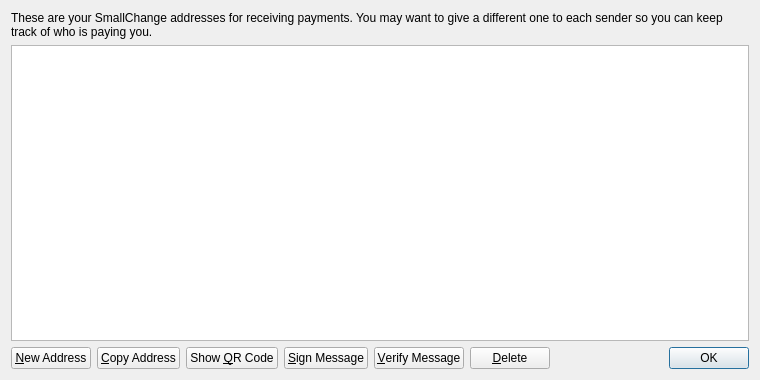
Before: the Qt Designer form src/qt/forms/addressbookpage.ui in afcoin/afcoin, drawn with Qt 5.
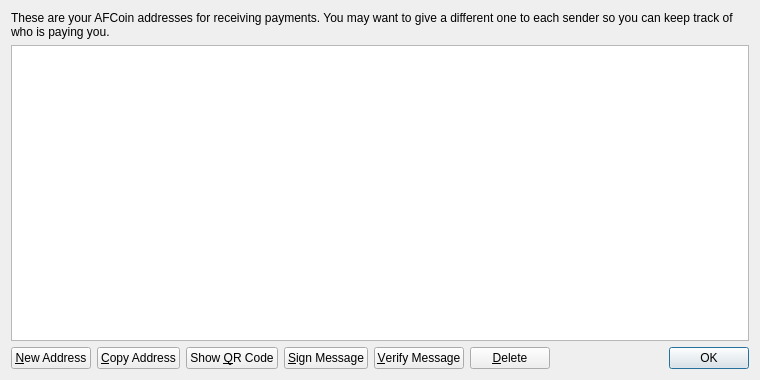
After: the same form once the commit is applied. Icons and pictures are not drawn.

```diff
--- a/src/qt/forms/addressbookpage.ui
+++ b/src/qt/forms/addressbookpage.ui
@@ -17,7 +17,7 @@
    <item>
     <widget class="QLabel" name="labelExplanation">
      <property name="text">
-      <string>These are your SmallChange addresses for receiving payments. You may want to give a different one to each sender so you can keep track of who is paying you.</string>
+      <string>These are your AFCoin addresses for receiving payments. You may want to give a different one to each sender so you can keep track of who is paying you.</string>
      </property>
      <property name="textFormat">
       <enum>Qt::PlainText</enum>
```
